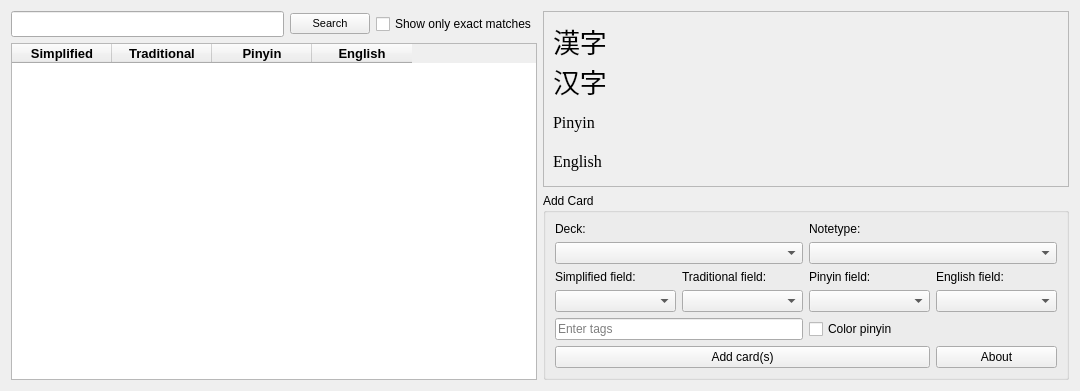
This is designer/dict_ui.ui in ThoreBor/CC-CEDICT-for-Anki as Qt 5 draws it before an edit. The edited form follows.
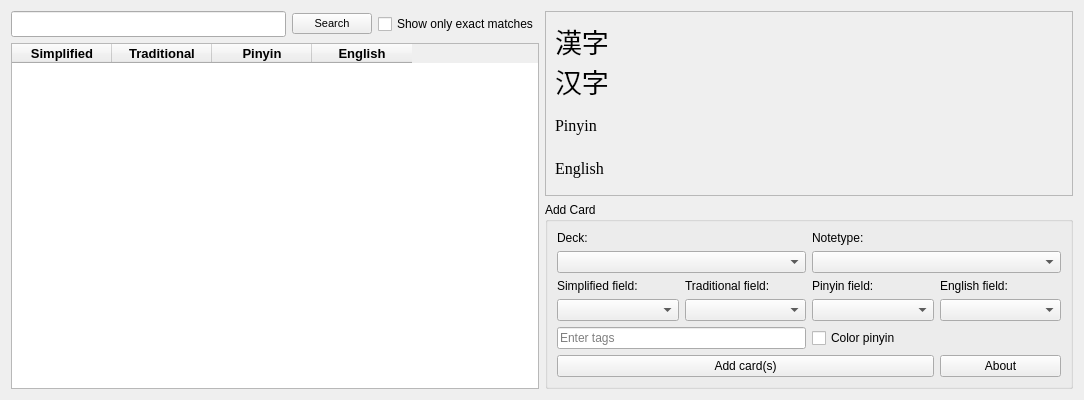
This is the edited form.

Commit message: singe click to select, clear buttons

```diff
--- a/designer/dict_ui.ui
+++ b/designer/dict_ui.ui
@@ -6,8 +6,8 @@
    <rect>
     <x>0</x>
     <y>0</y>
-    <width>1080</width>
-    <height>391</height>
+    <width>1084</width>
+    <height>400</height>
    </rect>
   </property>
   <property name="sizePolicy">
@@ -42,8 +42,8 @@
        <rect>
         <x>0</x>
         <y>0</y>
-        <width>526</width>
-        <height>165</height>
+        <width>528</width>
+        <height>186</height>
        </rect>
       </property>
       <layout class="QVBoxLayout" name="verticalLayout">
@@ -215,6 +215,9 @@
           <property name="placeholderText">
            <string>Enter tags</string>
           </property>
+          <property name="clearButtonEnabled">
+           <bool>true</bool>
+          </property>
          </widget>
         </item>
         <item row="4" column="2" colspan="2">
@@ -267,6 +270,9 @@
        <property name="cursorPosition">
         <number>0</number>
        </property>
+       <property name="clearButtonEnabled">
+        <bool>true</bool>
+       </property>
       </widget>
      </item>
      <item row="1" column="0" colspan="3">
```
Left out of the diff: 2 changed lines with no effect on the pictures. The commit also changes 1 other file.
